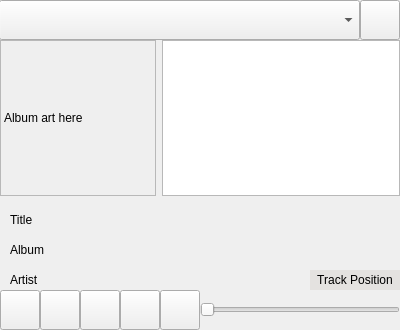
Old version of the form qAndora.ui in the repository JeffHoogland/qAndora.
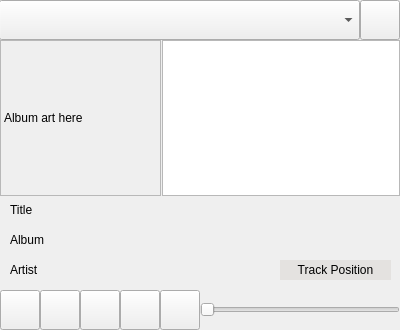
New version of the form. Icons and pictures are not drawn.

Diff of the .ui file:
```diff
--- a/qAndora.ui
+++ b/qAndora.ui
@@ -148,7 +148,7 @@
     <property name="geometry">
      <rect>
       <x>0</x>
-      <y>200</y>
+      <y>190</y>
       <width>400</width>
       <height>91</height>
      </rect>
@@ -208,7 +208,7 @@
       <rect>
        <x>10</x>
        <y>70</y>
-       <width>290</width>
+       <width>271</width>
        <height>20</height>
       </rect>
      </property>
@@ -222,9 +222,9 @@
     <widget class="QLabel" name="positionLabel">
      <property name="geometry">
       <rect>
-       <x>310</x>
+       <x>280</x>
        <y>70</y>
-       <width>90</width>
+       <width>111</width>
        <height>20</height>
       </rect>
      </property>
@@ -734,7 +734,7 @@
      <rect>
       <x>0</x>
       <y>40</y>
-      <width>156</width>
+      <width>161</width>
       <height>156</height>
      </rect>
     </property>
```
Left out of the diff: 12 changed lines with no effect on the pictures.
